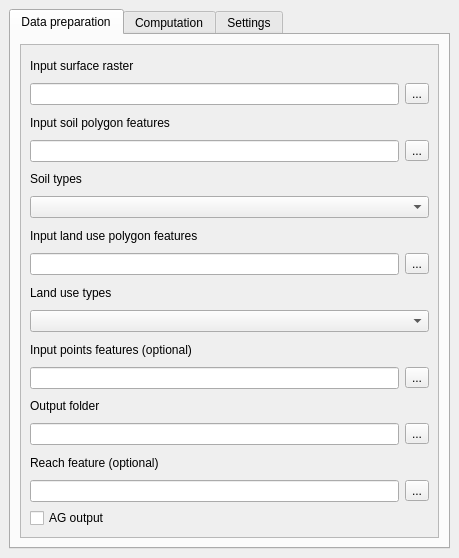
storm-fsv-cvut/smoderp2d, file bin/qgis/smoderp2d/smoderp_2D_dockwidget_base.ui: the form before one commit.
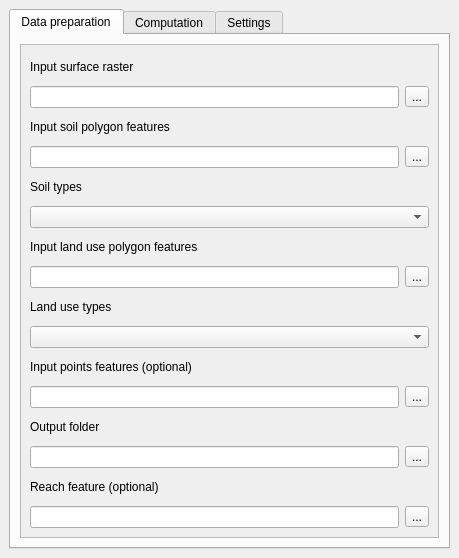
The form after the commit. The open tabs and pages were chosen to show the change.

Commit message: Time change. (see #18)

What changed in the file:
```diff
--- a/bin/qgis/smoderp2d/smoderp_2D_dockwidget_base.ui
+++ b/bin/qgis/smoderp2d/smoderp_2D_dockwidget_base.ui
@@ -15,7 +15,7 @@
   </property>
   <widget class="QWidget" name="dockWidgetContents">
    <layout class="QGridLayout" name="gridLayout_3">
-    <item row="0" column="0">
+    <item row="1" column="0">
      <widget class="QTabWidget" name="tabWidget">
       <property name="currentIndex">
        <number>1</number>
@@ -189,13 +189,6 @@
               </item>
              </layout>
             </item>
-            <item row="16" column="0">
-             <widget class="QCheckBox" name="checkBox">
-              <property name="text">
-               <string>AG output</string>
-              </property>
-             </widget>
-            </item>
            </layout>
           </widget>
          </widget>
```
Left out of the diff: 14 changed lines with no effect on the pictures.
